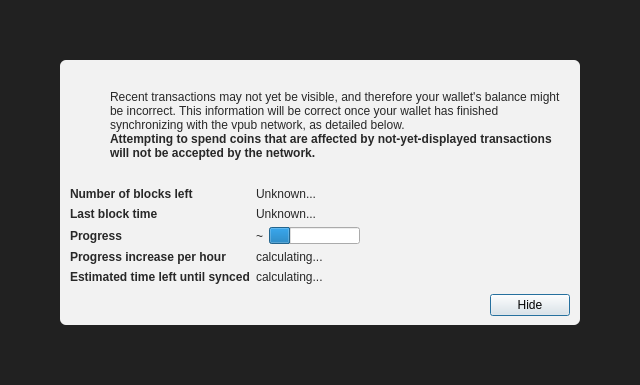
Old version of the form src/qt/forms/modaloverlay.ui in the repository vpubchain/vircle-core.
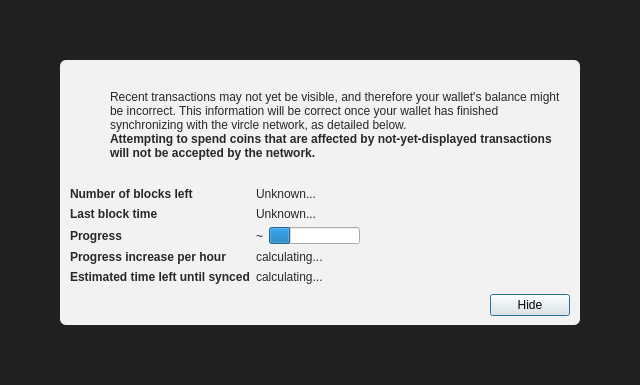
New version of the form. Icons and pictures are not drawn. Custom widgets are drawn as their Qt base class.

Commit message: modify 'vpub' to 'vircle'

```diff
--- a/src/qt/forms/modaloverlay.ui
+++ b/src/qt/forms/modaloverlay.ui
@@ -130,7 +130,7 @@
              <item>
               <widget class="QLabel" name="infoText">
                <property name="text">
-                <string>Recent transactions may not yet be visible, and therefore your wallet's balance might be incorrect. This information will be correct once your wallet has finished synchronizing with the vpub network, as detailed below.</string>
+                <string>Recent transactions may not yet be visible, and therefore your wallet's balance might be incorrect. This information will be correct once your wallet has finished synchronizing with the vircle network, as detailed below.</string>
                </property>
                <property name="textFormat">
                 <enum>Qt::RichText</enum>
```
The commit also changes 32 other files.
